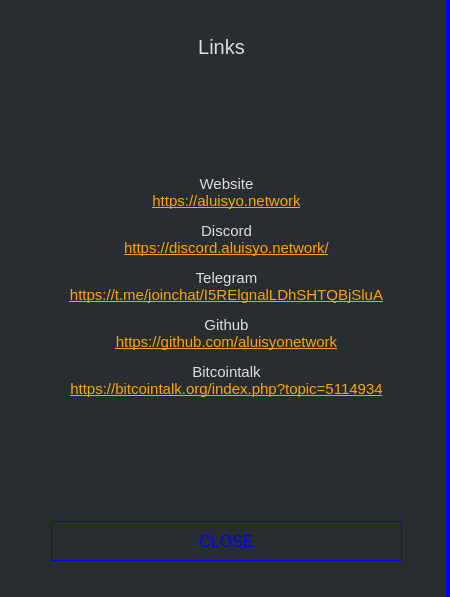
This is src/gui/ui/linksdialog.ui in aluisyoanx/gui-wallet as Qt 5 draws it before an edit. The edited form follows.
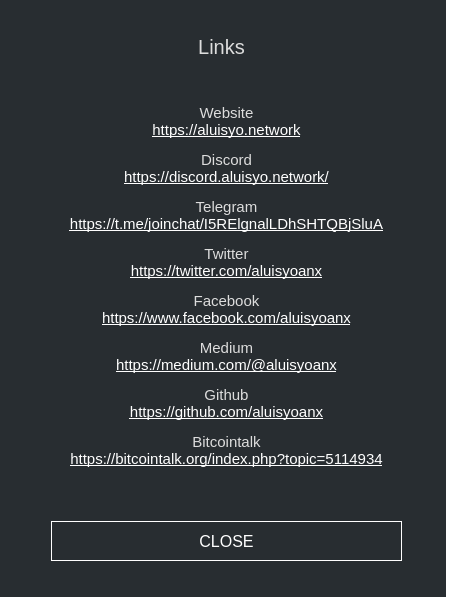
This is the edited form.

What changed in the file:
```diff
--- a/src/gui/ui/linksdialog.ui
+++ b/src/gui/ui/linksdialog.ui
@@ -32,7 +32,7 @@
    <string>Links</string>
   </property>
   <property name="styleSheet">
-   <string notr="true">background-color: #282d31; border-right: 4px solid blue;</string>
+   <string notr="true">background-color: #282d31; border-right: 4px solid white;</string>
   </property>
   <layout class="QVBoxLayout" name="verticalLayout" stretch="0">
    <item>
@@ -68,7 +68,7 @@
 border-right: 0px;</string>
       </property>
       <property name="text">
-       <string>&lt;html&gt;&lt;head/&gt;&lt;body&gt;&lt;p align=&quot;center&quot;&gt;Website&lt;br/&gt;&lt;a href=&quot;https://aluisyo.network&quot;&gt;&lt;span style=&quot; text-decoration: underline; color:#ffa500;&quot;&gt;https://aluisyo.network&lt;/span&gt;&lt;/a&gt;&lt;/p&gt;&lt;p align=&quot;center&quot;&gt;Discord&lt;br/&gt;&lt;a href=&quot;https://discord.aluisyo.network/&quot;&gt;&lt;span style=&quot; text-decoration: underline; color:#ffa500;&quot;&gt;https://discord.aluisyo.network/&lt;/span&gt;&lt;/a&gt;&lt;/p&gt;&lt;p align=&quot;center&quot;&gt;Telegram&lt;br/&gt;&lt;a href=&quot;https://t.me/joinchat/I5RElgnalLDhSHTQBjSluA&quot;&gt;&lt;span style=&quot; text-decoration: underline; color:#ffa500;&quot;&gt;https://t.me/joinchat/I5RElgnalLDhSHTQBjSluA&lt;/span&gt;&lt;/a&gt;&lt;/p&gt;&lt;p align=&quot;center&quot;&gt;Github&lt;br/&gt;&lt;a href=&quot;https://github.com/aluisyonetwork&quot;&gt;&lt;span style=&quot; text-decoration: underline; color:#ffa500;&quot;&gt;https://github.com/aluisyonetwork&lt;/span&gt;&lt;/a&gt;&lt;/p&gt;&lt;p align=&quot;center&quot;&gt;Bitcointalk&lt;br/&gt;&lt;a href=&quot;https://bitcointalk.org/index.php?topic=5114934&quot;&gt;&lt;span style=&quot; text-decoration: underline; color:#ffa500;&quot;&gt;https://bitcointalk.org/index.php?topic=5114934&lt;/span&gt;&lt;/a&gt;&lt;/p&gt;&lt;/body&gt;&lt;/html&gt;</string>
+       <string>&lt;html&gt;&lt;head/&gt;&lt;body&gt;&lt;p align=&quot;center&quot;&gt;Website&lt;br/&gt;&lt;a href=&quot;https://aluisyo.network&quot;&gt;&lt;span style=&quot; text-decoration: underline; color:#ffffff;&quot;&gt;https://aluisyo.network&lt;/span&gt;&lt;/a&gt;&lt;/p&gt;&lt;p align=&quot;center&quot;&gt;Discord&lt;br/&gt;&lt;a href=&quot;https://discord.aluisyo.network/&quot;&gt;&lt;span style=&quot; text-decoration: underline; color:#ffffff;&quot;&gt;https://discord.aluisyo.network/&lt;/span&gt;&lt;/a&gt;&lt;/p&gt;&lt;p align=&quot;center&quot;&gt;Telegram&lt;br/&gt;&lt;a href=&quot;https://t.me/joinchat/I5RElgnalLDhSHTQBjSluA&quot;&gt;&lt;span style=&quot; text-decoration: underline; color:#ffffff;&quot;&gt;https://t.me/joinchat/I5RElgnalLDhSHTQBjSluA&lt;/span&gt;&lt;/a&gt;&lt;/p&gt;&lt;p align=&quot;center&quot;&gt;Twitter&lt;br/&gt;&lt;a href=&quot;https://twitter.com/aluisyoanx&quot;&gt;&lt;span style=&quot; text-decoration: underline; color:#ffffff;&quot;&gt;https://twitter.com/aluisyoanx&lt;/span&gt;&lt;/a&gt;&lt;/p&gt;&lt;p align=&quot;center&quot;&gt;Facebook&lt;br/&gt;&lt;a href=&quot;https://www.facebook.com/aluisyoanx&quot;&gt;&lt;span style=&quot; text-decoration: underline; color:#ffffff;&quot;&gt;https://www.facebook.com/aluisyoanx&lt;/span&gt;&lt;/a&gt;&lt;/p&gt;&lt;p align=&quot;center&quot;&gt;Medium&lt;br/&gt;&lt;a href=&quot;https://medium.com/@aluisyoanx&quot;&gt;&lt;span style=&quot; text-decoration: underline; color:#ffffff;&quot;&gt;https://medium.com/@aluisyoanx&lt;/span&gt;&lt;/a&gt;&lt;/p&gt;&lt;p align=&quot;center&quot;&gt;Github&lt;br/&gt;&lt;a href=&quot;https://github.com/aluisyoanx&quot;&gt;&lt;span style=&quot; text-decoration: underline; color:#ffffff;&quot;&gt;https://github.com/aluisyoanx&lt;/span&gt;&lt;/a&gt;&lt;/p&gt;&lt;p align=&quot;center&quot;&gt;Bitcointalk&lt;br/&gt;&lt;a href=&quot;https://bitcointalk.org/index.php?topic=5114934&quot;&gt;&lt;span style=&quot; text-decoration: underline; color:#ffffff;&quot;&gt;https://bitcointalk.org/index.php?topic=5114934&lt;/span&gt;&lt;/a&gt;&lt;/p&gt;&lt;/body&gt;&lt;/html&gt;</string>
       </property>
       <property name="textFormat">
        <enum>Qt::RichText</enum>
@@ -80,7 +80,7 @@
        <bool>true</bool>
       </property>
      </widget>
-     <widget class="QPushButton" name="m_closeButton">
+     <widget class="QPushButton" name="m_okButton">
       <property name="geometry">
        <rect>
         <x>40</x>
@@ -101,7 +101,9 @@
        </font>
       </property>
       <property name="styleSheet">
-       <string notr="true">color: blue; background-color: #1; border: 1px solid blue; font-size: 16px;</string>
+       <string notr="true">QPushButton#m_okButton {color: white; background-color: #1; border: 1px solid white; font-size: 16px;}
+
+QPushButton#m_okButton:hover {color: white; background-color: #1; border: 2px solid white; font-size: 16px;}</string>
       </property>
       <property name="text">
        <string>CLOSE</string>
```
Left out of the diff: 2 changed lines with no effect on the pictures.
